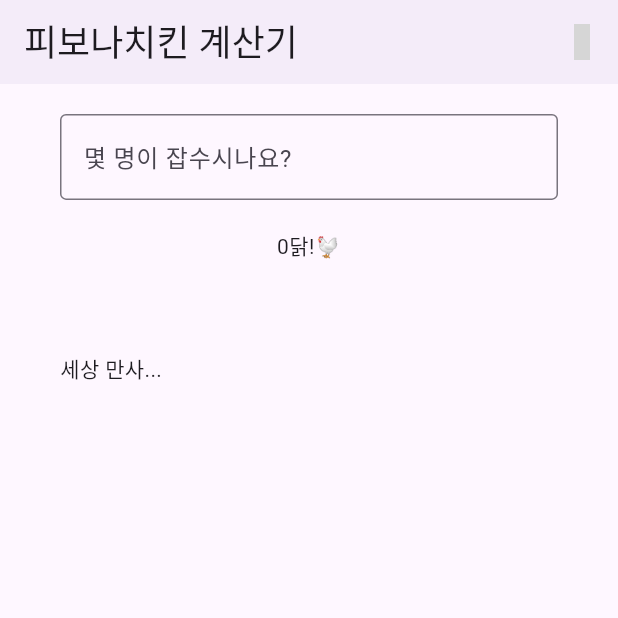
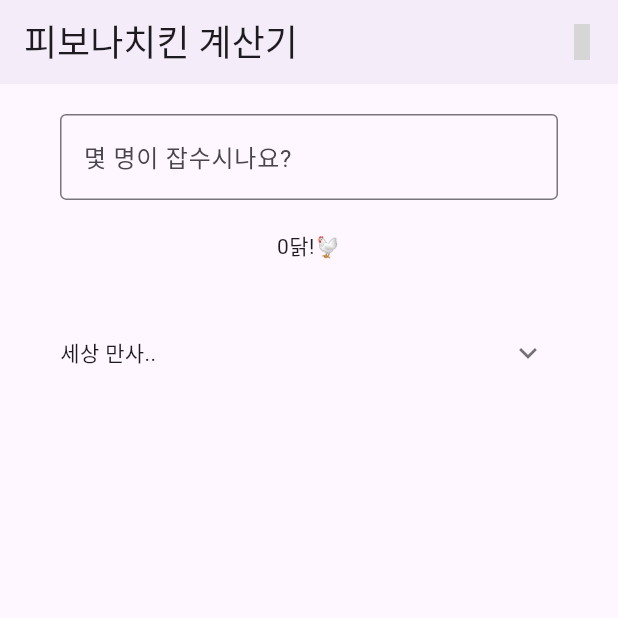
Before and after one commit to kanziw/fibonachicken-flutter, a Flutter app: the screen it shows after launch, on a phone screen of 412 x 824 dp, the top half of it. Run offline on Flutter 3.47's test engine with Material 2 defaults, Android fonts, the phone set to English and light mode, and no system bars; drawn by our look-alikes of expandable; our stand-ins replace flutter_font_icons; grey boxes are pictures that could not be loaded.

Commit message:
Add appendix using expandable

```diff
--- a/lib/screens/home_screen.dart
+++ b/lib/screens/home_screen.dart
@@ -1,4 +1,6 @@
+import 'package:expandable/expandable.dart';
 import 'package:fibonachicken/fibonachicken.dart';
+import 'package:flutter/gestures.dart';
 import 'package:flutter/material.dart';
 import 'package:flutter/services.dart';
 import 'package:flutter_font_icons/flutter_font_icons.dart';
@@ -75,10 +77,69 @@ class _HomeScreenState extends State<HomeScreen> {
                       ? '🐔' * chickenCount
                       : '이정도면 🐔이 모자라지 않을까요...?',
                 ),
-                const SizedBox(height: 20),
-                Container(
-                  alignment: Alignment.topLeft,
-                  child: const Text('세상 만사...'),
+                ExpandablePanel(
+                  header: const Text('세상 만사..'),
+                  collapsed: const Text(''),
+                  expanded: Column(
+                    crossAxisAlignment: CrossAxisAlignment.start,
+                    children: [
+                      const Text(
+                          '모든 것의 균형은 황금 비율에서 그 해답을 찾을 수 있고, 이를 수학적으로 풀어낸것이 바로 피보나치 수열이니라.'),
+                      RichText(
+                        text: const TextSpan(
+                          children: [
+                            TextSpan(
+                              text:
+                                  '일찍이 선지자가 있어, 치킨과 피보나치 수열의 관계를 밝힌 자들이 있으니 그들의 끝을 모르는 탐구 정신과 널리 인간과 치킨을 이롭게 하려는 마음을 높이 사, 내 잠시 짬을 내어 허접한 코드질을 하였으니 이를 ',
+                            ),
+                            TextSpan(
+                              text: '피보나치킨',
+                              style: TextStyle(fontWeight: FontWeight.bold),
+                            ),
+                            TextSpan(
+                              text: ' 계산기라고 부르도록 하겠다.',
+                            ),
+                          ],
+                        ),
+                      ),
+                      Padding(
+                        padding: const EdgeInsets.all(8.0),
+                        child: RichText(
+                          text: TextSpan(
+                            style: const TextStyle(
+                              fontStyle: FontStyle.italic,
+                            ),
+                            children: [
+                              const TextSpan(text: '원작자('),
+                              TextSpan(
+                                text: '@scari_net',
+                                recognizer: TapGestureRecognizer()
+                                  ..onTapDown = (details) async {
+                                    await launchUrlString(
+                                        'https://twitter.com/scari_net');
+                                  },
+                              ),
+                              const TextSpan(
+                                  text: ')의 동의를 얻어 게시하였습니다 :) from '),
+                              TextSpan(
+                                text: 'https://fibonachicken.herokuapp.com',
+                                recognizer: TapGestureRecognizer()
+                                  ..onTapDown = (details) async {
+                                    await launchUrlString(
+                                        'https://fibonachicken.herokuapp.com/');
+                                  },
+                              ),
+                            ],
+                          ),
+                        ),
+                      ),
+                    ],
+                  ),
+                  theme: const ExpandableThemeData(
+                    useInkWell: false,
+                    headerAlignment: ExpandablePanelHeaderAlignment.center,
+                    animationDuration: Duration(milliseconds: 50),
+                  ),
                 ),
               ],
             ),
--- a/pubspec.yaml
+++ b/pubspec.yaml
@@ -37,6 +37,7 @@ dependencies:
   cupertino_icons: ^1.0.2
   flutter_font_icons: ^2.2.5
   url_launcher: ^6.1.14
+  expandable: ^5.0.1
 
 dev_dependencies:
   flutter_test:
```
Also changed, not shown: pubspec.lock.
